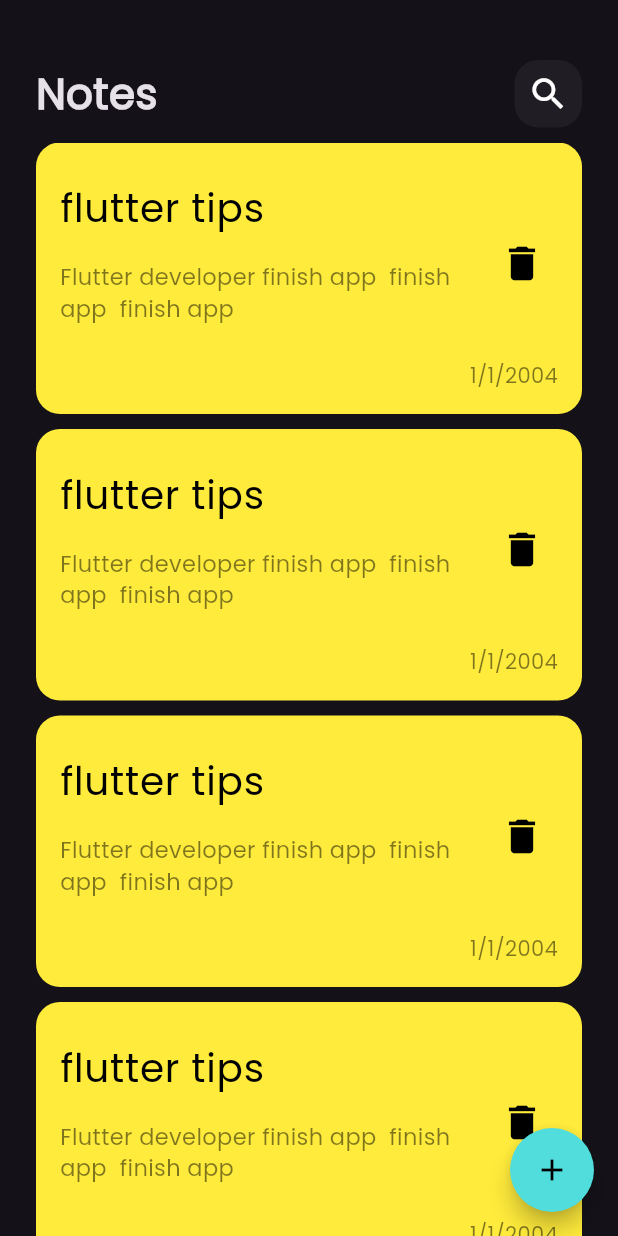
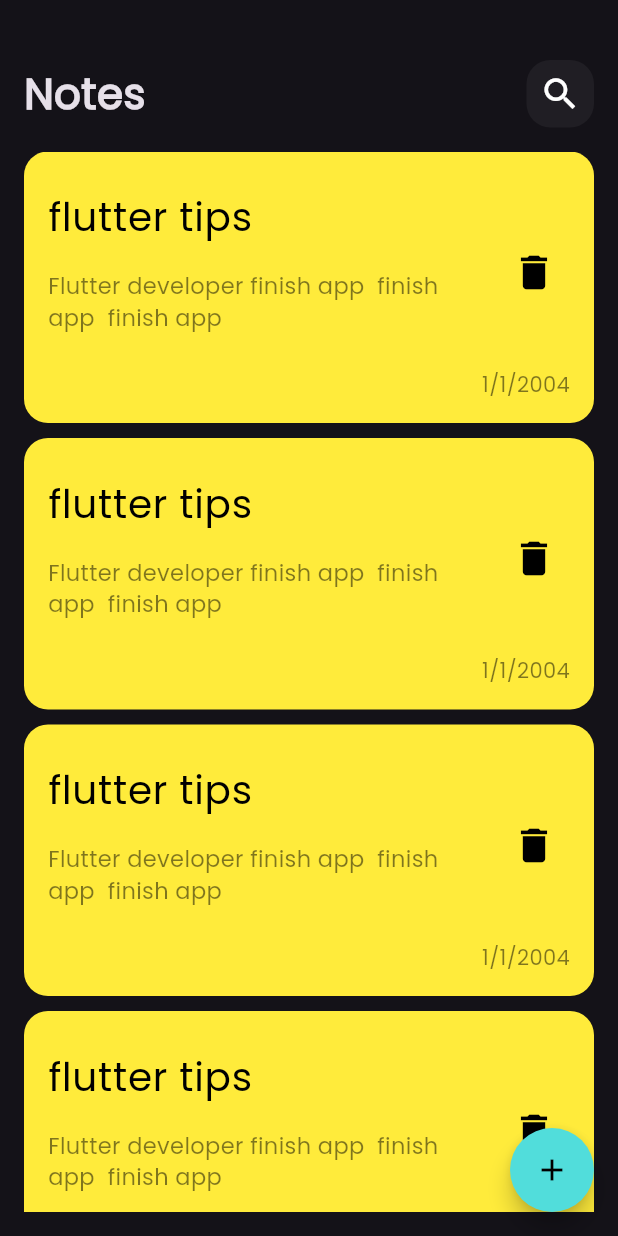
Before and after one commit to mahmoud123asd/NotesApp, a Flutter app: the screen it shows after launch, on a phone screen of 412 x 824 dp. Run offline on Flutter 3.47's test engine with Material 3 defaults, Android fonts, the phone set to English and light mode, and no system bars.

Commit message:
modify padding

```diff
--- a/lib/widgets/notes_list_view.dart
+++ b/lib/widgets/notes_list_view.dart
@@ -9,10 +9,14 @@ class NotesListView extends StatelessWidget {
   @override
   Widget build(BuildContext context) {
     return Expanded(
-      child: ListView.builder(
-        itemBuilder: (BuildContext context, int index) {
-          return NoteItem();
-        },
+      child: Padding(
+        padding: const EdgeInsets.symmetric(vertical: 16),
+        child: ListView.builder(
+          padding: EdgeInsets.all(0),
+          itemBuilder: (BuildContext context, int index) {
+            return NoteItem();
+          },
+        ),
       ),
     );
   }
--- a/lib/widgets/notes_view_body.dart
+++ b/lib/widgets/notes_view_body.dart
@@ -8,16 +8,13 @@ class NotesViewBody extends StatelessWidget {
   @override
   Widget build(BuildContext context) {
     return Padding(
-      padding: const EdgeInsets.symmetric(horizontal: 24),
+      padding: const EdgeInsets.symmetric(horizontal: 16),
       child: Column(
         children: [
           SizedBox(
             height: 40,
           ),
           CustomAppBar(),
-          SizedBox(
-            height: 10,
-          ),
           NotesListView()
         ],
       ),
```
